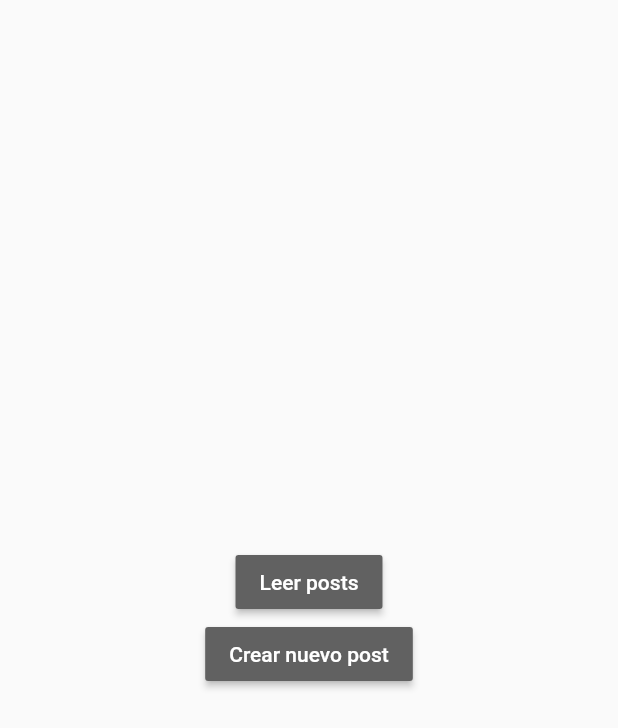
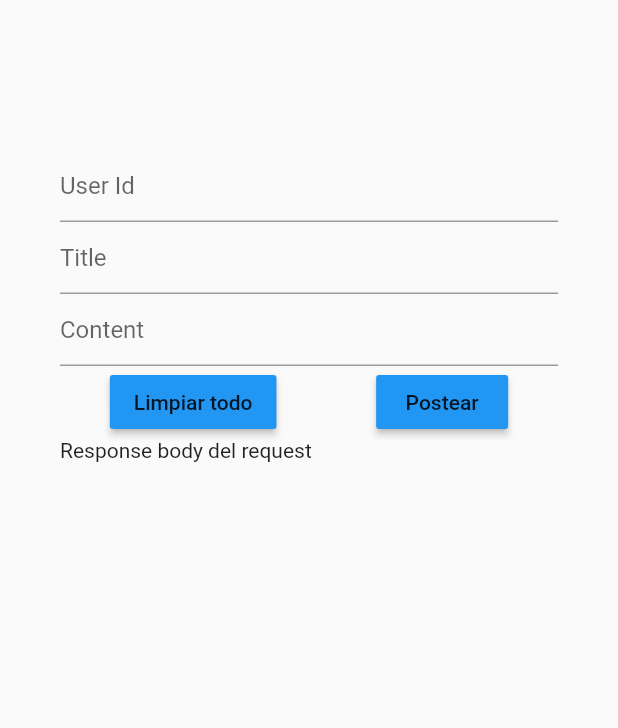
Before and after one commit to MikeGonzaBar/Aplicaciones-Moviles-Actividad-Networking, a Flutter app: the screen it shows after launch, on a phone screen of 412 x 824 dp. Shown: the top 728 px of the screen. Run offline on Flutter 3.47's test engine with Material 2 defaults, Android fonts, the phone set to English and light mode, and no system bars.

Commit message:
Post Page UI

```diff
--- a/lib/main.dart
+++ b/lib/main.dart
@@ -1,4 +1,5 @@
 import 'package:flutter/material.dart';
+import 'package:networking/pages/post_page.dart';
 
 import 'pages/HomePage.dart';
 
@@ -9,6 +10,6 @@ class MyApp extends StatelessWidget {
 
   @override
   Widget build(BuildContext context) {
-    return MaterialApp(title: 'Material App', home: HomePage());
+    return MaterialApp(title: 'Material App', home: PostPage());
   }
 }
--- /dev/null
+++ b/lib/pages/post_page.dart
@@ -0,0 +1,52 @@
+import 'package:flutter/material.dart';
+
+class PostPage extends StatelessWidget {
+  const PostPage({super.key});
+
+  @override
+  Widget build(BuildContext context) {
+    final userIdTextController = TextEditingController();
+    final titleTextController = TextEditingController();
+    final contentTextController = TextEditingController();
+
+    return Scaffold(
+      body: Container(
+        padding: EdgeInsets.fromLTRB(40, 100, 40, 40),
+        child: Column(
+          crossAxisAlignment: CrossAxisAlignment.start,
+          children: [
+            TextField(
+              controller: userIdTextController,
+              decoration: InputDecoration(hintText: "User Id"),
+            ),
+            TextField(
+              controller: titleTextController,
+              decoration: InputDecoration(hintText: "Title"),
+            ),
+            TextField(
+              controller: contentTextController,
+              decoration: InputDecoration(hintText: "Content"),
+            ),
+            Row(
+              mainAxisAlignment: MainAxisAlignment.spaceAround,
+              children: [
+                MaterialButton(
+                    color: Colors.blue,
+                    onPressed: () {},
+                    child: const Text("Limpiar todo")),
+                MaterialButton(
+                    color: Colors.blue,
+                    onPressed: () {},
+                    child: const Text("Postear")),
+              ],
+            ),
+            Text(
+              "Response body del request",
+              style: TextStyle(),
+            )
+          ],
+        ),
+      ),
+    );
+  }
+}
```
